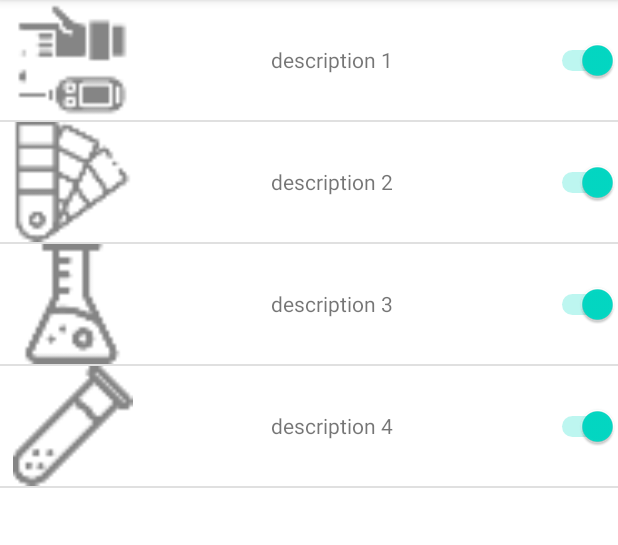
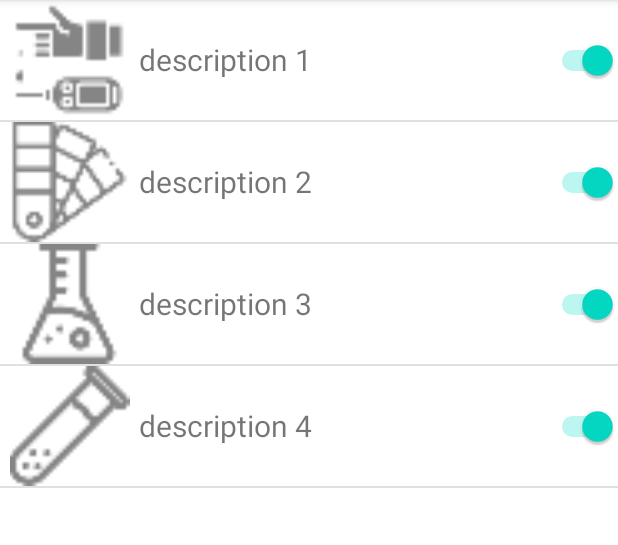
Before and after one commit to AleksaHeler/SmartHospital, an Android app: the fragment AdminFragment shown on its own in the app's theme, on a phone screen of 412 x 824 dp, the part 84-629 px from its top. Run offline under Robolectric (Android 15) with nearby library versions, the phone set to English and light mode, and no system bars.

Commit message:
finished second assignment completely

```diff
--- a/app/src/main/java/aleksa/heler/smarthospital/AdminFragment.java
+++ b/app/src/main/java/aleksa/heler/smarthospital/AdminFragment.java
@@ -61,16 +61,16 @@ public class AdminFragment extends Fragment {
         TextView textView = v.findViewById(R.id.emptyView);
         listView.setEmptyView(textView);
         listView.setAdapter(adapter);
-        Log.d("DEVICE", "Adding setOnItemClickCallback");
         // TODO: dodati callback za switch na uredjaju (set active)
         // TODO: ne poziva se ovaj callback
+        /*Log.d("DEVICE", "Adding setOnItemClickCallback");
         listView.setOnItemClickListener(new AdapterView.OnItemClickListener() {
             @Override
             public void onItemClick(AdapterView<?> parent, View view, int position, long id) {
                 Log.d("DEVICE", "Switching to another activity");
                 startActivity(new Intent(getContext(), DeviceActivity.class));
             }
-        });
+        });*/
 
         return v;
     }
--- a/app/src/main/java/aleksa/heler/smarthospital/AdminListAdapter.java
+++ b/app/src/main/java/aleksa/heler/smarthospital/AdminListAdapter.java
@@ -2,13 +2,17 @@ package aleksa.heler.smarthospital;
 
 import android.annotation.SuppressLint;
 import android.content.Context;
+import android.content.Intent;
+import android.util.Log;
 import android.view.LayoutInflater;
 import android.view.View;
 import android.view.ViewGroup;
 import android.widget.BaseAdapter;
+import android.widget.CompoundButton;
 import android.widget.ImageView;
 import android.widget.Switch;
 import android.widget.TextView;
+import android.widget.Toast;
 
 import java.util.ArrayList;
 
@@ -63,11 +67,31 @@ public class AdminListAdapter extends BaseAdapter {
 
         AdminListModel listItem = (AdminListModel) getItem(position);
         TextView textView = convertView.findViewById(R.id.listTxt);
+        TextView textViewOverlay = convertView.findViewById(R.id.listTxtOverlay);
         ImageView imageView = convertView.findViewById(R.id.listImg);
         @SuppressLint("UseSwitchCompatOrMaterialCode") Switch sw = convertView.findViewById(R.id.listSw);
         textView.setText(listItem.getText());
+        textViewOverlay.setText(R.string.neaktivan_label);
         imageView.setImageDrawable(listItem.getImage());
+        sw.setOnCheckedChangeListener(new CompoundButton.OnCheckedChangeListener() {
+            @Override
+            public void onCheckedChanged(CompoundButton sw, boolean isChecked) {
+                if(isChecked){
+                    textViewOverlay.setVisibility(View.INVISIBLE);
+                }else{
+                    textViewOverlay.setVisibility(View.VISIBLE);
+                }
+            }
+        });
         sw.setChecked(listItem.isActive());
+
+        convertView.setOnClickListener(new View.OnClickListener() {
+            @Override
+            public void onClick(View v) {
+                Log.d("DEVICE", "Switching to another activity");
+                context.startActivity(new Intent(context, DeviceActivity.class).putExtra("itemPosition", position));
+            }
+        });
 
         return convertView;
     }
--- a/app/src/main/res/layout/admin_list_row.xml
+++ b/app/src/main/res/layout/admin_list_row.xml
@@ -15,12 +15,28 @@
         android:layout_height="80dp"
         android:layout_weight="1" />
 
-    <TextView
+    <RelativeLayout
         android:layout_width="wrap_content"
         android:layout_height="match_parent"
-        android:layout_weight="10"
-        android:gravity="center"
-        android:id="@+id/listTxt"/>
+        android:layout_weight="10">
+        <TextView
+            android:layout_width="wrap_content"
+            android:layout_height="match_parent"
+            android:gravity="center"
+            android:textSize="20sp"
+            android:id="@+id/listTxt"/>
+
+        <TextView
+            android:id="@+id/listTxtOverlay"
+            android:layout_width="wrap_content"
+            android:layout_height="match_parent"
+            android:gravity="center"
+            android:text="NEAKTIVAN"
+            android:textColor="#FF6666"
+            android:textSize="24sp"
+            android:visibility="visible"
+            android:rotation="-15"/>
+    </RelativeLayout>
 
     <Switch
         android:id="@+id/listSw"
--- a/app/src/main/res/values/strings.xml
+++ b/app/src/main/res/values/strings.xml
@@ -22,4 +22,5 @@
     <!-- TODO: Remove or change this placeholder text -->
     <string name="hello_blank_fragment">Hello blank fragment</string>
     <string name="this_list_is_empty">This list is empty</string>
+    <string name="neaktivan_label">NEAKTIVAN</string>
 </resources>
```
